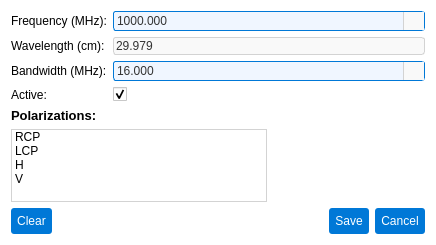
Qt form pastrocore/gui_pyside/dialog_editor_if.ui (Torward1024/pAstroCORE) before a commit.
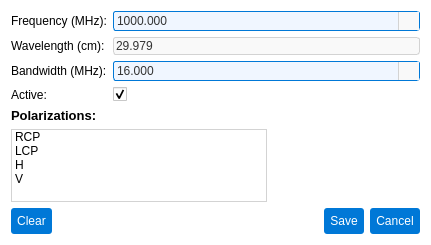
The same form after that commit. Icons and pictures are not drawn.

What changed in the file:
```diff
--- a/pastrocore/gui_pyside/dialog_editor_if.ui
+++ b/pastrocore/gui_pyside/dialog_editor_if.ui
@@ -9,7 +9,7 @@
    <rect>
     <x>0</x>
     <y>0</y>
-    <width>436</width>
+    <width>431</width>
     <height>245</height>
    </rect>
   </property>
```
